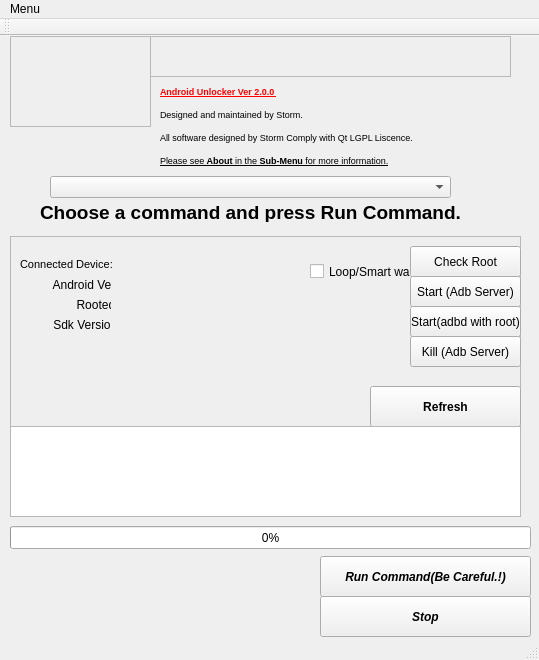
Above: SampleQT/Android_Unlocker/mainwindow.ui from kenkit/launchers before the change. Below: the same form after it.
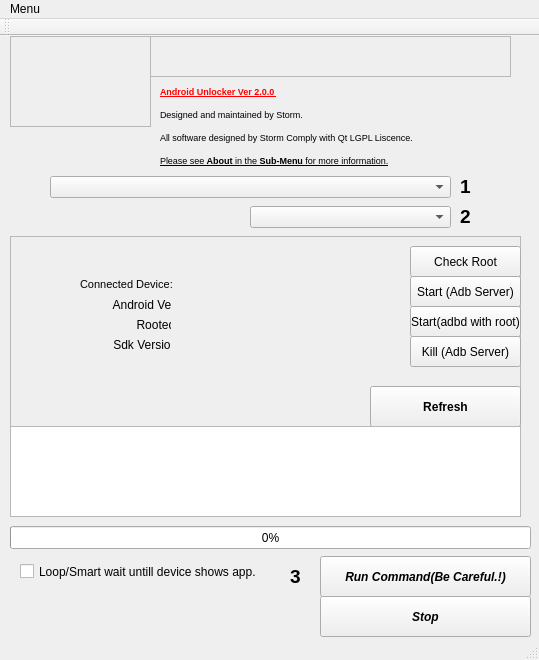
That is the form after the change. Icons and pictures are not drawn.

Commit message: Added another combo.

Patch:
```diff
--- a/SampleQT/Android_Unlocker/mainwindow.ui
+++ b/SampleQT/Android_Unlocker/mainwindow.ui
@@ -131,24 +131,11 @@
       <string>Start(adbd with root)</string>
      </property>
     </widget>
-    <widget class="QCheckBox" name="checkBox">
-     <property name="geometry">
-      <rect>
-       <x>300</x>
-       <y>20</y>
-       <width>101</width>
-       <height>31</height>
-      </rect>
-     </property>
-     <property name="text">
-      <string>Loop/Smart wait</string>
-     </property>
-    </widget>
     <widget class="QWidget" name="widget" native="true">
      <property name="geometry">
       <rect>
-       <x>0</x>
-       <y>20</y>
+       <x>60</x>
+       <y>40</y>
        <width>301</width>
        <height>101</height>
       </rect>
@@ -397,9 +384,9 @@
    <widget class="QLabel" name="label_10">
     <property name="geometry">
      <rect>
-      <x>40</x>
-      <y>166</y>
-      <width>461</width>
+      <x>460</x>
+      <y>140</y>
+      <width>71</width>
       <height>20</height>
      </rect>
     </property>
@@ -411,7 +398,7 @@
      </font>
     </property>
     <property name="text">
-     <string>Choose a command and press Run Command.</string>
+     <string>1</string>
     </property>
    </widget>
    <widget class="QTextBrowser" name="textBrowser_5">
@@ -447,6 +434,75 @@
      <string>Stop</string>
     </property>
    </widget>
+   <widget class="QCheckBox" name="checkBox">
+    <property name="geometry">
+     <rect>
+      <x>20</x>
+      <y>520</y>
+      <width>241</width>
+      <height>31</height>
+     </rect>
+    </property>
+    <property name="text">
+     <string>Loop/Smart wait untill device shows app.</string>
+    </property>
+   </widget>
+   <widget class="QComboBox" name="comboBox_2">
+    <property name="geometry">
+     <rect>
+      <x>250</x>
+      <y>170</y>
+      <width>201</width>
+      <height>22</height>
+     </rect>
+    </property>
+    <property name="font">
+     <font>
+      <weight>75</weight>
+      <bold>true</bold>
+     </font>
+    </property>
+   </widget>
+   <widget class="QLabel" name="label_11">
+    <property name="geometry">
+     <rect>
+      <x>460</x>
+      <y>170</y>
+      <width>71</width>
+      <height>20</height>
+     </rect>
+    </property>
+    <property name="font">
+     <font>
+      <pointsize>14</pointsize>
+      <weight>75</weight>
+      <bold>true</bold>
+     </font>
+    </property>
+    <property name="text">
+     <string>2</string>
+    </property>
+   </widget>
+   <widget class="QLabel" name="label_12">
+    <property name="geometry">
+     <rect>
+      <x>290</x>
+      <y>530</y>
+      <width>21</width>
+      <height>20</height>
+     </rect>
+    </property>
+    <property name="font">
+     <font>
+      <pointsize>14</pointsize>
+      <weight>75</weight>
+      <bold>true</bold>
+     </font>
+    </property>
+    <property name="text">
+     <string>3</string>
+    </property>
+   </widget>
   </widget>
   <widget class="QMenuBar" name="menuBar">
    <property name="geometry">
```
The commit also changes 3 other files.
